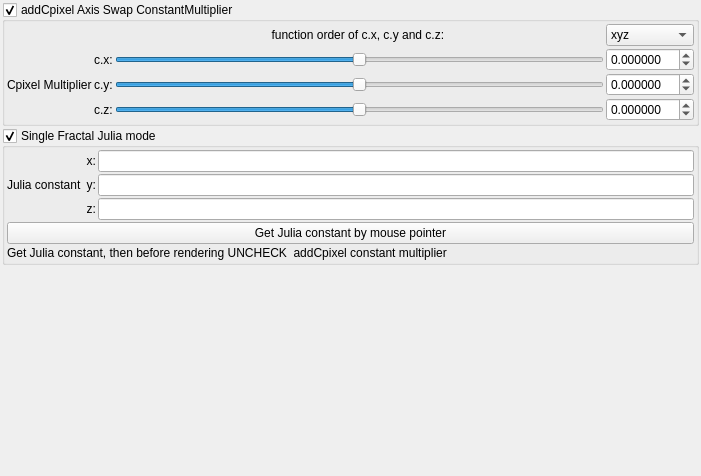
Above: mandelbulber2/qt_data/fractal_transf_add_Cpixel_axis_swap.ui from buddhi1980/mandelbulber2 before the change. Below: the same form after it.
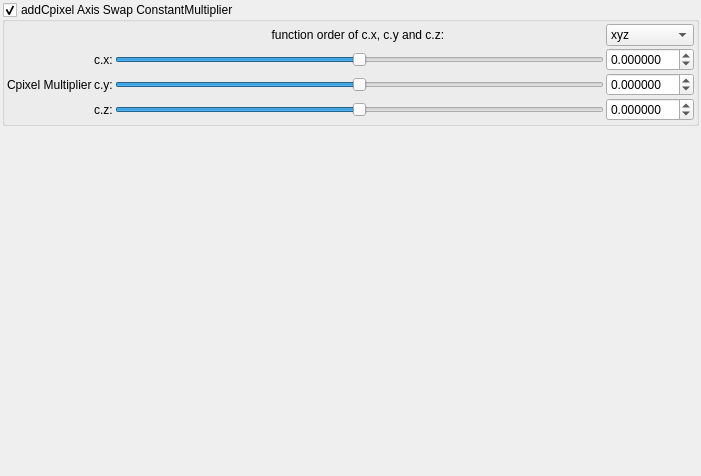
That is the form after the change. Custom widgets are drawn as their Qt base class.

Commit message: Tidying up addCpixel UI's

The edit to the form file:
```diff
--- a/mandelbulber2/qt_data/fractal_transf_add_Cpixel_axis_swap.ui
+++ b/mandelbulber2/qt_data/fractal_transf_add_Cpixel_axis_swap.ui
@@ -297,148 +297,6 @@
      </layout>
     </widget>
    </item>
-   <item>
-    <widget class="MyGroupBox" name="groupCheck_transf_constant_julia_mode">
-     <property name="title">
-      <string>Single Fractal Julia mode</string>
-     </property>
-     <property name="checkable">
-      <bool>true</bool>
-     </property>
-     <layout class="QVBoxLayout" name="verticalLayout_48">
-      <property name="spacing">
-       <number>2</number>
-      </property>
-      <property name="leftMargin">
-       <number>2</number>
-      </property>
-      <property name="topMargin">
-       <number>2</number>
-      </property>
-      <property name="rightMargin">
-       <number>2</number>
-      </property>
-      <property name="bottomMargin">
-       <number>2</number>
-      </property>
-      <item>
-       <layout class="QGridLayout" name="gridLayout_22">
-        <property name="spacing">
-         <number>2</number>
-        </property>
-        <item row="2" column="1">
-         <widget class="QLabel" name="label_122">
-          <property name="sizePolicy">
-           <sizepolicy hsizetype="Preferred" vsizetype="Preferred">
-            <horstretch>0</horstretch>
-            <verstretch>0</verstretch>
-           </sizepolicy>
-          </property>
-          <property name="text">
-           <string>z:</string>
-          </property>
-          <property name="alignment">
-           <set>Qt::AlignRight|Qt::AlignTrailing|Qt::AlignVCenter</set>
-          </property>
-         </widget>
-        </item>
-        <item row="0" column="1">
-         <widget class="QLabel" name="label_115">
-          <property name="sizePolicy">
-           <sizepolicy hsizetype="Preferred" vsizetype="Preferred">
-            <horstretch>0</horstretch>
-            <verstretch>0</verstretch>
-           </sizepolicy>
-          </property>
-          <property name="text">
-           <string>x:</string>
-          </property>
-          <property name="alignment">
-           <set>Qt::AlignRight|Qt::AlignTrailing|Qt::AlignVCenter</set>
-          </property>
-         </widget>
-        </item>
-        <item row="2" column="2">
-         <widget class="MyLineEdit" name="vect3_transf_constant_julia_c_z">
-          <property name="sizePolicy">
-           <sizepolicy hsizetype="Expanding" vsizetype="Maximum">
-            <horstretch>0</horstretch>
-            <verstretch>0</verstretch>
-           </sizepolicy>
-          </property>
-         </widget>
-        </item>
-        <item row="1" column="1">
-         <widget class="QLabel" name="label_116">
-          <property name="sizePolicy">
-           <sizepolicy hsizetype="Preferred" vsizetype="Preferred">
-            <horstretch>0</horstretch>
-            <verstretch>0</verstretch>
-           </sizepolicy>
-          </property>
-          <property name="text">
-           <string>y:</string>
-          </property>
-          <property name="alignment">
-           <set>Qt::AlignRight|Qt::AlignTrailing|Qt::AlignVCenter</set>
-          </property>
-         </widget>
-        </item>
-        <item row="0" column="2">
-         <widget class="MyLineEdit" name="vect3_transf_constant_julia_c_x">
-          <property name="sizePolicy">
-           <sizepolicy hsizetype="Expanding" vsizetype="Maximum">
-            <horstretch>0</horstretch>
-            <verstretch>0</verstretch>
-           </sizepolicy>
-          </property>
-         </widget>
-        </item>
-        <item row="1" column="2">
-         <widget class="MyLineEdit" name="vect3_transf_constant_julia_c_y">
-          <property name="sizePolicy">
-           <sizepolicy hsizetype="Expanding" vsizetype="Maximum">
-            <horstretch>0</horstretch>
-            <verstretch>0</verstretch>
-           </sizepolicy>
-          </property>
-         </widget>
-        </item>
-        <item row="1" column="0">
-         <widget class="QLabel" name="label_117">
-          <property name="text">
-           <string>Julia constant </string>
-          </property>
-         </widget>
-        </item>
-       </layout>
-      </item>
-      <item>
-       <widget class="QPushButton" name="pushButton_get_julia_constant">
-        <property name="sizePolicy">
-         <sizepolicy hsizetype="Minimum" vsizetype="Maximum">
-          <horstretch>0</horstretch>
-          <verstretch>0</verstretch>
-         </sizepolicy>
-        </property>
-        <property name="text">
-         <string>Get Julia constant by mouse pointer</string>
-        </property>
-       </widget>
-      </item>
-      <item>
-       <widget class="QLabel" name="label_2">
-        <property name="text">
-         <string>Get Julia constant, then before rendering UNCHECK  addCpixel constant multiplier</string>
-        </property>
-        <property name="wordWrap">
-         <bool>false</bool>
-        </property>
-       </widget>
-      </item>
-     </layout>
-    </widget>
-   </item>
    <item>
     <spacer name="verticalSpacer">
      <property name="orientation">
@@ -466,11 +324,6 @@
    <header>mygroupbox.h</header>
    <container>1</container>
   </customwidget>
-  <customwidget>
-   <class>MyLineEdit</class>
-   <extends>QLineEdit</extends>
-   <header>mylineedit.h</header>
-  </customwidget>
  </customwidgets>
  <resources/>
  <connections/>
```
The commit also changes 2 other files.
